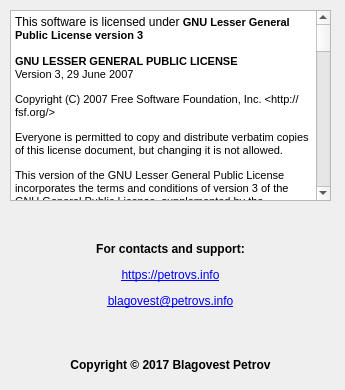
First picture: the form in about.ui, repository eniac111/DeltaProXmlGen, before the edit.
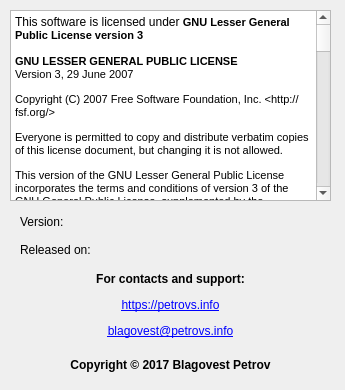
Second picture: the form after the edit.

The edit to the form file:
```diff
--- a/about.ui
+++ b/about.ui
@@ -79,7 +79,7 @@
    <property name="geometry">
     <rect>
      <x>0</x>
-     <y>230</y>
+     <y>260</y>
      <width>341</width>
      <height>91</height>
     </rect>
@@ -88,6 +88,32 @@
     <string>&lt;html&gt;&lt;head/&gt;&lt;body&gt;&lt;p align=&quot;center&quot;&gt;&lt;span style=&quot; font-weight:600;&quot;&gt;For contacts and support:&lt;/span&gt;&lt;/p&gt;&lt;p align=&quot;center&quot;&gt;&lt;a href=&quot;https://petrovs.info&quot;&gt;&lt;span style=&quot; text-decoration: underline; color:#0000ff;&quot;&gt;https://petrovs.info&lt;/span&gt;&lt;/a&gt;&lt;/p&gt;&lt;p align=&quot;center&quot;&gt;&lt;a href=&quot;mailto:blagovest@petrovs.info&quot;&gt;&lt;span style=&quot; text-decoration: underline; color:#0000ff;&quot;&gt;blagovest@petrovs.info&lt;/span&gt;&lt;/a&gt;&lt;/p&gt;&lt;/body&gt;&lt;/html&gt;</string>
    </property>
   </widget>
+  <widget class="QWidget" name="verticalLayoutWidget">
+   <property name="geometry">
+    <rect>
+     <x>20</x>
+     <y>210</y>
+     <width>281</width>
+     <height>51</height>
+    </rect>
+   </property>
+   <layout class="QVBoxLayout" name="verticalLayout">
+    <item>
+     <widget class="QLabel" name="label_version">
+      <property name="text">
+       <string>Version: </string>
+      </property>
+     </widget>
+    </item>
+    <item>
+     <widget class="QLabel" name="label_releasedate">
+      <property name="text">
+       <string>Released on: </string>
+      </property>
+     </widget>
+    </item>
+   </layout>
+  </widget>
  </widget>
  <resources/>
  <connections/>
```
